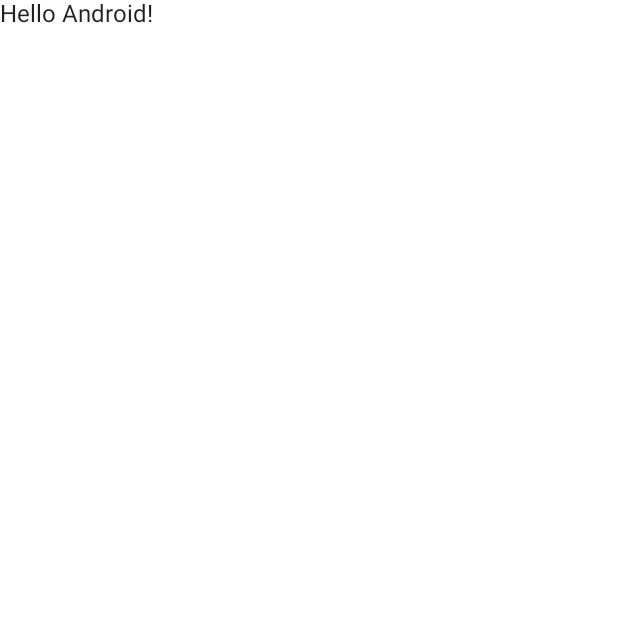
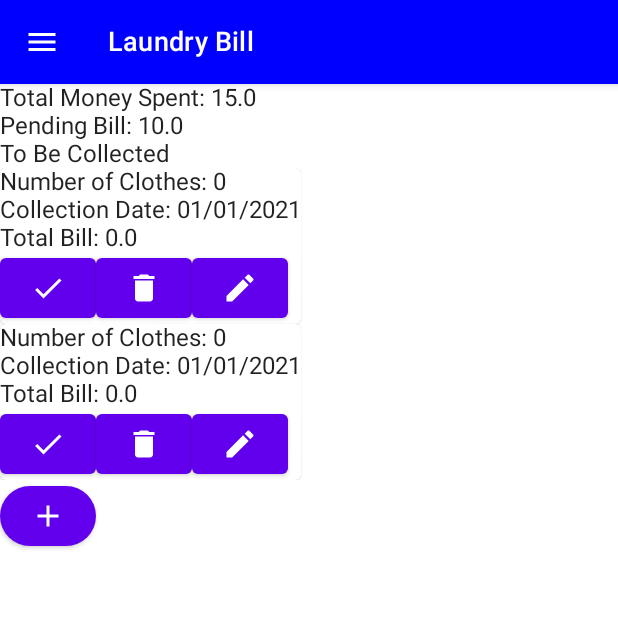
Before and after one commit to Code-R57/LaundryBill, an Android app built with Jetpack Compose: the screen it shows after launch (MainActivity), on a phone screen of 412 x 824 dp, the top half of it. Before the commit the part shown is almost empty. Run offline under Robolectric (Android 15) with nearby library versions, the light colour scheme and no system bars; our stand-ins replace Room's generated code.

Commit message:
Added Screens

```diff
--- a/app/src/main/java/com/example/laundrybill/MainActivity.kt
+++ b/app/src/main/java/com/example/laundrybill/MainActivity.kt
@@ -3,12 +3,35 @@
 import android.os.Bundle
 import androidx.activity.ComponentActivity
 import androidx.activity.compose.setContent
-import androidx.compose.material.MaterialTheme
-import androidx.compose.material.Surface
-import androidx.compose.material.Text
+import androidx.compose.foundation.background
+import androidx.compose.foundation.clickable
+import androidx.compose.foundation.layout.*
+import androidx.compose.material.*
+import androidx.compose.material.icons.Icons
+import androidx.compose.material.icons.filled.Menu
 import androidx.compose.runtime.Composable
-import androidx.compose.ui.tooling.preview.Preview
+import androidx.compose.runtime.getValue
+import androidx.compose.runtime.rememberCoroutineScope
+import androidx.compose.ui.Alignment
+import androidx.compose.ui.Modifier
+import androidx.compose.ui.graphics.Color
+import androidx.compose.ui.res.colorResource
+import androidx.compose.ui.res.stringResource
+import androidx.compose.ui.text.font.FontWeight
+import androidx.compose.ui.text.style.TextAlign
+import androidx.compose.ui.unit.dp
+import androidx.compose.ui.unit.sp
+import androidx.navigation.NavController
+import androidx.navigation.NavHostController
+import androidx.navigation.compose.NavHost
+import androidx.navigation.compose.composable
+import androidx.navigation.compose.currentBackStackEntryAsState
+import androidx.navigation.compose.rememberNavController
+import com.example.laundrybill.laundryhistory.LaundryHistoryScreen
+import com.example.laundrybill.myprofile.MyProfileScreen
 import com.example.laundrybill.ui.theme.LaundryBillTheme
+import kotlinx.coroutines.CoroutineScope
+import kotlinx.coroutines.launch
 
 class MainActivity : ComponentActivity() {
     override fun onCreate(savedInstanceState: Bundle?) {
@@ -16,9 +39,7 @@
         setContent {
             LaundryBillTheme {
                 // A surface container using the 'background' color from the theme
-                Surface(color = MaterialTheme.colors.background) {
-                    Greeting("Android")
-                }
+                MainScreen()
             }
         }
     }
@@ -29,10 +50,149 @@
     Text(text = "Hello $name!")
 }
 
-@Preview(showBackground = true)
 @Composable
-fun DefaultPreview() {
-    LaundryBillTheme {
-        Greeting("Android")
+fun MainScreen() {
+    val scaffoldState = rememberScaffoldState(rememberDrawerState(DrawerValue.Closed))
+    val scope = rememberCoroutineScope()
+    val navController = rememberNavController()
+    // If you want the drawer from the right side, uncomment the following
+    // CompositionLocalProvider(LocalLayoutDirection provides LayoutDirection.Rtl) {
+    Scaffold(
+        scaffoldState = scaffoldState,
+        topBar = { TopBar(scope = scope, scaffoldState = scaffoldState) },
+        drawerBackgroundColor = Color.Blue,
+        drawerContent = {
+            Drawer(scope = scope, scaffoldState = scaffoldState, navController = navController)
+        },
+    ) {
+        Navigation(navController = navController)
+    }
+    // }
+}
+
+@Composable
+fun TopBar(scope: CoroutineScope, scaffoldState: ScaffoldState) {
+    TopAppBar(
+        title = { Text(text = stringResource(R.string.app_name), fontSize = 18.sp) },
+        navigationIcon = {
+            IconButton(onClick = {
+                scope.launch {
+                    scaffoldState.drawerState.open()
+                }
+            }) {
+                Icon(Icons.Filled.Menu, "Navigation Menu")
+            }
+        },
+        backgroundColor = Color.Blue,
+        contentColor = Color.White
+    )
+}
+
+@Composable
+fun Drawer(scope: CoroutineScope, scaffoldState: ScaffoldState, navController: NavController) {
+    val items = listOf(
+        NavigationItem.MyProfile,
+        NavigationItem.LaundryHistory
+    )
+    Column(
+        modifier = Modifier
+            .background(Color.White)
+    ) {
+        Column(
+            modifier = Modifier
+                .fillMaxWidth()
+                .fillMaxHeight(0.2f)
+                .background(colorResource(id = R.color.purple_500)),
+            verticalArrangement = Arrangement.Center
+        ) {
+            Text(
+                text = "Menu",
+                color = Color.White,
+                textAlign = TextAlign.Center,
+                fontSize = 28.sp,
+                fontWeight = FontWeight.Bold,
+                modifier = Modifier
+                    .padding(12.dp)
+                    .align(Alignment.CenterHorizontally)
+            )
+        }
+        Spacer(
+            modifier = Modifier
+                .fillMaxWidth()
+                .height(5.dp)
+        )
+        // List of navigation items
+        val navBackStackEntry by navController.currentBackStackEntryAsState()
+        val currentRoute = navBackStackEntry?.destination?.route
+        items.forEach { item ->
+            DrawerItem(item = item, selected = currentRoute == item.route, onItemClick = {
+                navController.navigate(item.route) {
+                    // Pop up to the start destination of the graph to
+                    // avoid building up a large stack of destinations
+                    // on the back stack as users select items
+                    navController.graph.startDestinationRoute?.let { route ->
+                        popUpTo(route) {
+                            saveState = true
+                        }
+                    }
+                    // Avoid multiple copies of the same destination when
+                    // reselecting the same item
+                    launchSingleTop = true
+                    // Restore state when reselecting a previously selected item
+                    restoreState = true
+                }
+            })
+            scope.launch {
+                scaffoldState.drawerState.close()
+            }
+        }
+        Spacer(modifier = Modifier.weight(1f))
+        Text(
+            text = "Developed by John Codeos",
+            color = Color.White,
+            textAlign = TextAlign.Center,
+            fontWeight = FontWeight.Bold,
+            modifier = Modifier
+                .padding(12.dp)
+                .align(Alignment.CenterHorizontally)
+        )
     }
 }
+
+@Composable
+fun DrawerItem(item: NavigationItem, selected: Boolean, onItemClick: (NavigationItem) -> Unit) {
+    val background = if (selected) R.color.black else android.R.color.transparent
+    Row(
+        verticalAlignment = Alignment.CenterVertically,
+        modifier = Modifier
+            .fillMaxWidth()
+            .clickable(onClick = { onItemClick(item) })
+            .height(45.dp)
+            .background(colorResource(id = background))
+            .padding(start = 10.dp)
+    ) {
+        Spacer(modifier = Modifier.width(7.dp))
+        Text(
+            text = item.title,
+            fontSize = 18.sp,
+            color = Color.White
+        )
+    }
+}
+
+@Composable
+fun Navigation(navController: NavHostController) {
+    NavHost(navController, startDestination = NavigationItem.MyProfile.route) {
+        composable(NavigationItem.MyProfile.route) {
+            MyProfileScreen(navController = navController)
+        }
+        composable(NavigationItem.LaundryHistory.route) {
+            LaundryHistoryScreen()
+        }
+    }
+}
+
+sealed class NavigationItem(var route: String, var title: String) {
+    object MyProfile : NavigationItem("myProfile", "My Profile")
+    object LaundryHistory : NavigationItem("laundryHistory", "Laundry History")
+}
--- /dev/null
+++ b/app/src/main/java/com/example/laundrybill/myprofile/MyProfileScreen.kt
@@ -0,0 +1,79 @@
+package com.example.laundrybill.myprofile
+
+import android.util.Log
+import androidx.compose.foundation.layout.Column
+import androidx.compose.foundation.layout.Row
+import androidx.compose.foundation.lazy.LazyColumn
+import androidx.compose.foundation.lazy.itemsIndexed
+import androidx.compose.foundation.lazy.rememberLazyListState
+import androidx.compose.foundation.shape.CircleShape
+import androidx.compose.material.Button
+import androidx.compose.material.Card
+import androidx.compose.material.Icon
+import androidx.compose.material.Text
+import androidx.compose.material.icons.Icons
+import androidx.compose.material.icons.filled.Add
+import androidx.compose.material.icons.filled.Check
+import androidx.compose.material.icons.filled.Delete
+import androidx.compose.material.icons.filled.Edit
+import androidx.compose.runtime.Composable
+import androidx.navigation.NavHostController
+import com.example.laundrybill.database.Laundry
+
+@Composable
+fun MyProfileScreen(navController: NavHostController) {
+
+    var pendingLaundry: List<Laundry> = listOf(Laundry(), Laundry())
+    var pendingBillAmount: Double = 10.00
+    var moneySpent: Double = 15.00
+
+    Column {
+        Text("Total Money Spent: $moneySpent")
+        Text("Pending Bill: $pendingBillAmount")
+        Text("To Be Collected")
+
+        val listState = rememberLazyListState()
+
+        LazyColumn(state = listState) {
+            itemsIndexed(pendingLaundry) { index, laundryItem ->
+                LaundryItemCard(laundryItem)
+            }
+        }
+        Button(
+            onClick = { },
+            shape = CircleShape
+        ) {
+            Icon(Icons.Default.Add, contentDescription = "Add Cloth")
+
+        }
+
+    }
+}
+
+@Composable
+fun LaundryItemCard(laundry: Laundry) {
+    Card {
+        Row {
+            Column {
+                Text("Number of Clothes: " + laundry.totalClothes)
+                Text("Collection Date: " + laundry.collectionDate)
+                Text("Total Bill: " + laundry.totalAmount)
+                Row {
+
+                    Button(onClick = { Log.i("myInfo", "Button Collect") }) {
+                        Icon(Icons.Default.Check, contentDescription = "Cloth Collected")
+                    }
+
+                    Button(onClick = { Log.i("myInfo", "Button Delete") }) {
+                        Icon(Icons.Default.Delete, contentDescription = "Delete")
+                    }
+
+                    Button(onClick = { Log.i("myInfo", "Button Edit") }) {
+                        Icon(Icons.Default.Edit, contentDescription = "Edit")
+                    }
+                }
+            }
+
+        }
+    }
+}
```
Also changed, not shown: app/src/main/java/com/example/laundrybill/addlaundry/AddLaundryScreen.kt (added, +67 -0 lines), app/src/main/java/com/example/laundrybill/laundryhistory/LaundryHistoryScreen.kt (added, +36 -0 lines).
